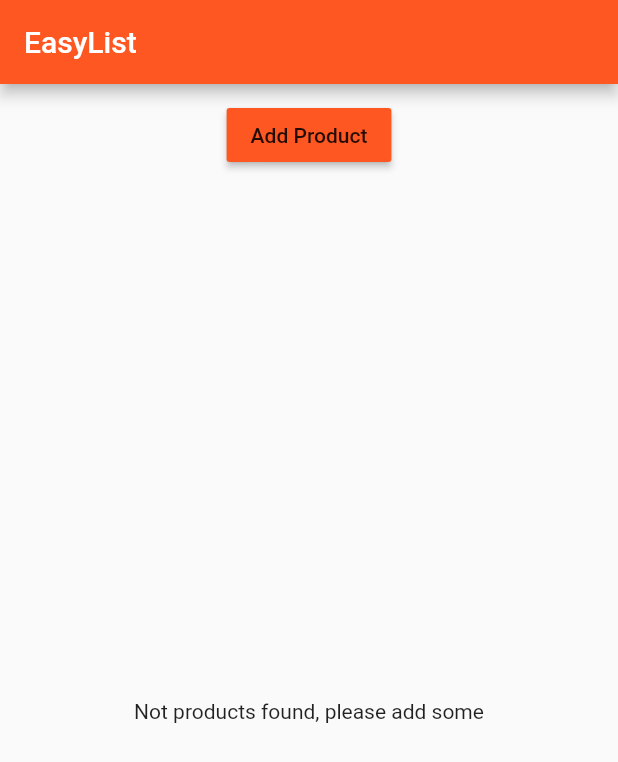
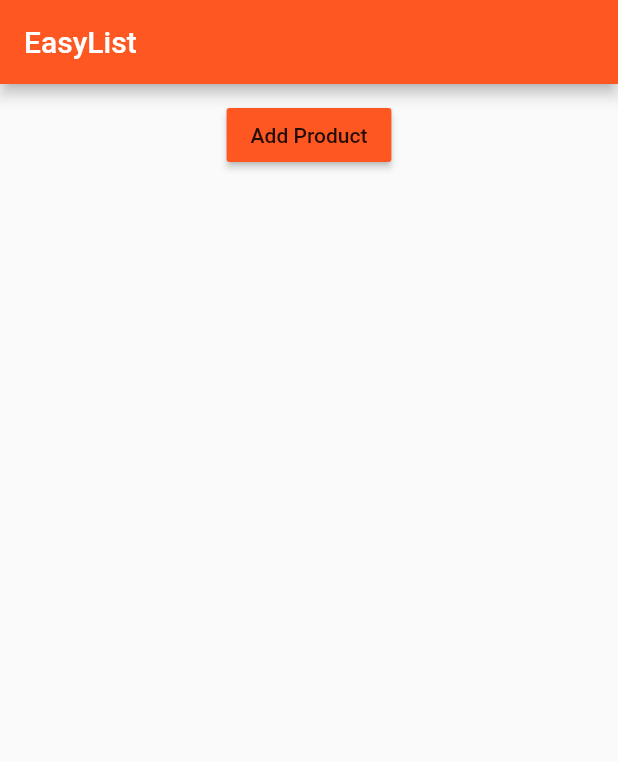
Before and after one commit to franizus/flutter-course-project, a Flutter app: the screen it shows after launch, on a phone screen of 412 x 824 dp. Shown: the top 762 px of the screen. Run offline on Flutter 3.47's test engine with Material 2 defaults, Android fonts, the phone set to English and light mode, and no system bars.

Commit message:
dont render anything

```diff
--- a/lib/products.dart
+++ b/lib/products.dart
@@ -23,8 +23,6 @@ class Products extends StatelessWidget {
             itemBuilder: _buildProductItem,
             itemCount: products.length,
           )
-        : Center(
-            child: Text('Not products found, please add some'),
-          );
+        : Container();
   }
 }
```
